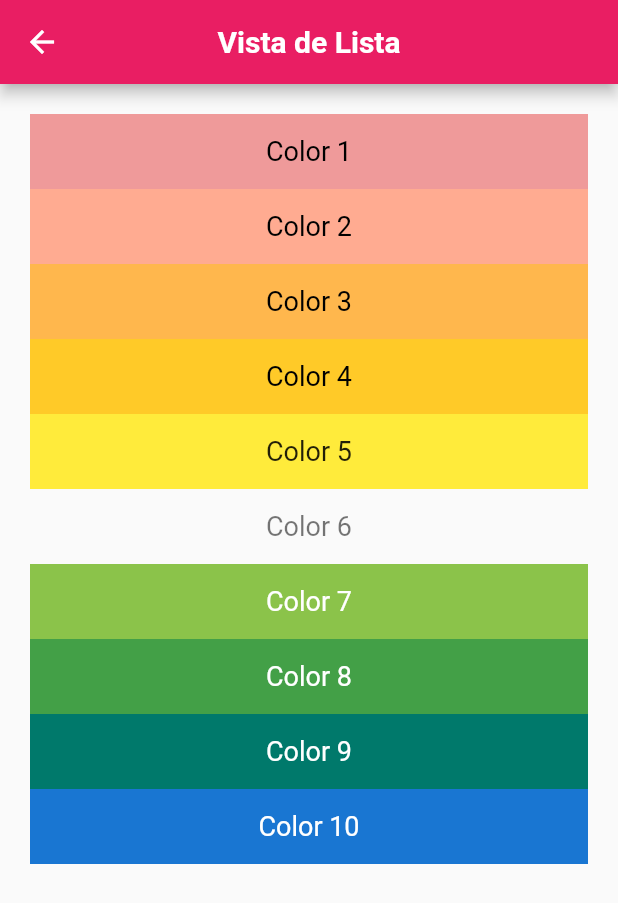
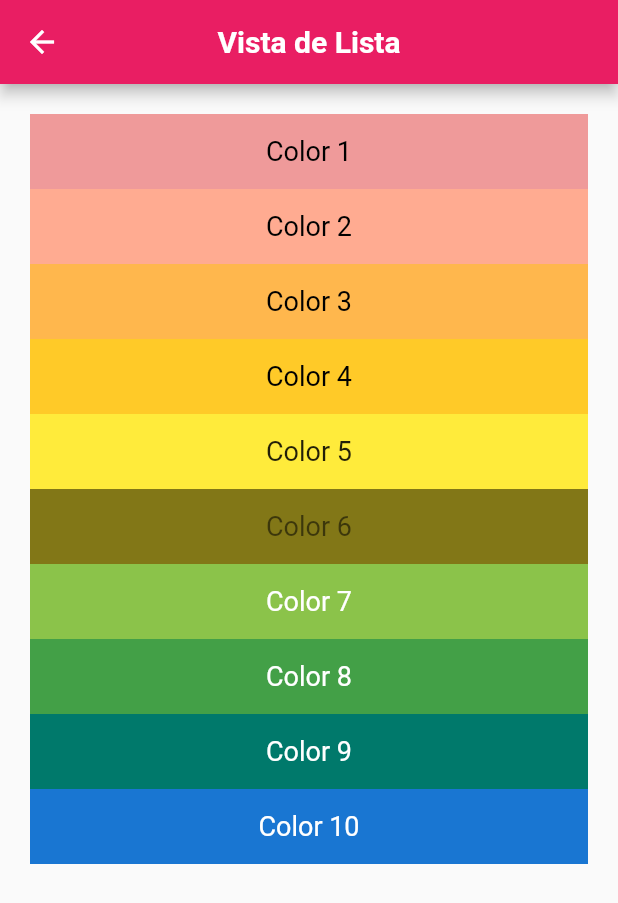
Before and after one commit to Danaromero/Rutas_a_PAG, a Flutter app: the ListViewPage screen opened by its route, on a phone screen of 412 x 824 dp. Shown: the top 903 px of the screen. Run offline on Flutter 3.47's test engine with Material 2 defaults, Android fonts, the phone set to English and light mode, and no system bars.

```diff
--- a/lib/src/pages/listview_page.dart
+++ b/lib/src/pages/listview_page.dart
@@ -43,7 +43,7 @@ class ListViewPage extends StatelessWidget {
             ),
             Container(
               height: 50,
-              color: Colors.lime[650],
+              color: Colors.lime[900],
               child: const Center(child: Text('Color 6', style: TextStyle(fontSize: 18, color: Colors.black54),)),
             ),
             Container(
```
Also changed, not shown: 1 other file.
